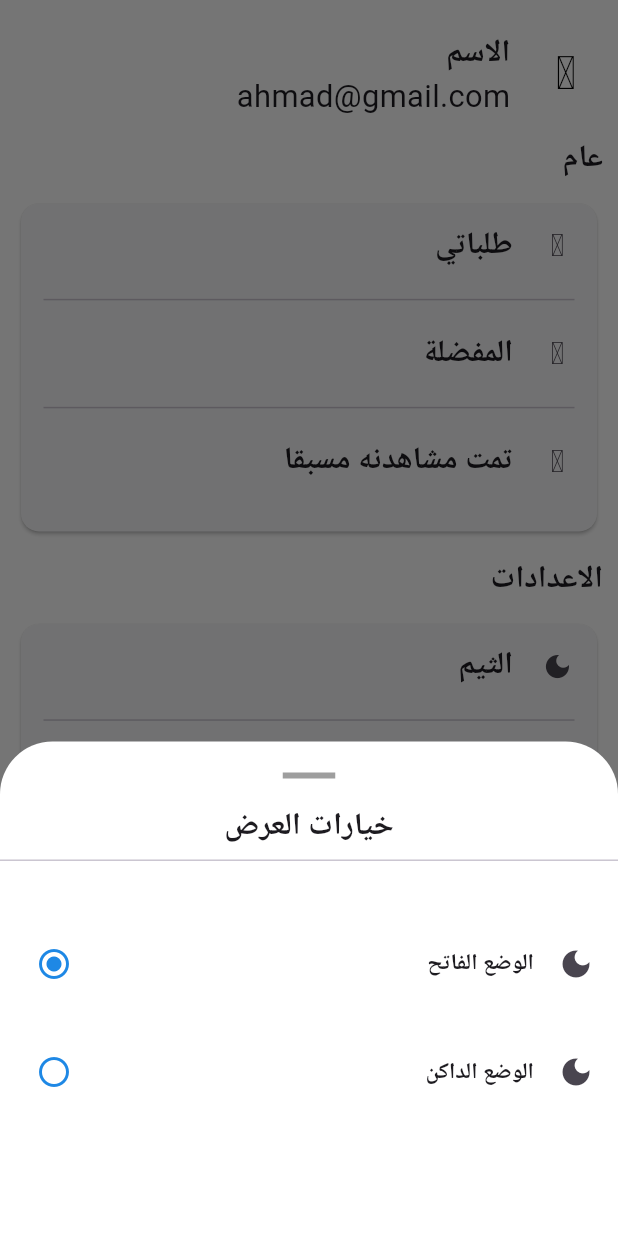
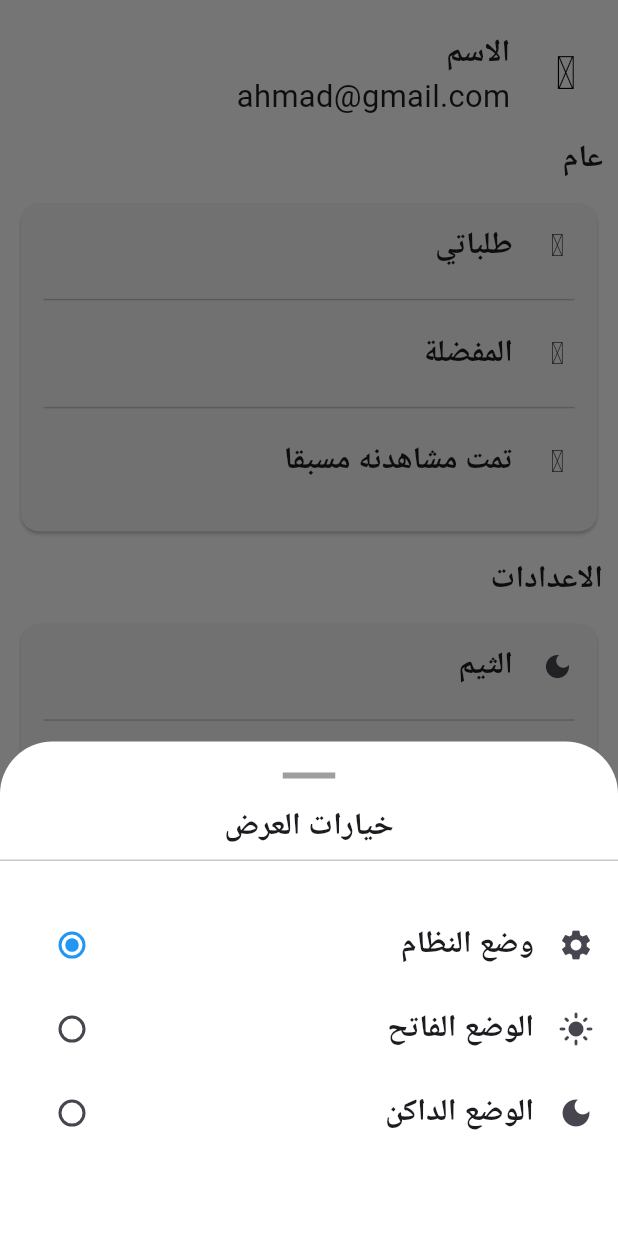
Before and after one commit to ahma4dna/my_shop_firs_app_me, a Flutter app: the screen it shows after launch, item 5 of the bottom bar chosen, after a tap on "الثيم", on a phone screen of 412 x 824 dp. Run offline on Flutter 3.47's test engine with Material 3 defaults, Android fonts, the phone set to English and light mode, and no system bars; drawn by our look-alikes of skeletonizer; our stand-ins replace bloc, carousel_slider, eva_icons_flutter, flutter_bloc, flutter_rating_bar, iconly and 1 more; network calls fail.

Commit message:
edit_theme

```diff
--- a/lib/constant/theam/theame.dart
+++ b/lib/constant/theam/theame.dart
@@ -1,81 +1,52 @@
 import 'package:flutter/material.dart';
 
-class Styles {
-  static ThemeData themeData(
-      {required bool isDarkTheme, required BuildContext context}) {
+class LightTheme {
+  static ThemeData themeData(BuildContext context) {
     return ThemeData(
       bottomSheetTheme: BottomSheetThemeData(
-          shape: RoundedRectangleBorder(),
-          backgroundColor: isDarkTheme
-              ? AppColor.primaryDarkColor
-              : AppColor.lightScaffoldColor),
-      dividerColor: isDarkTheme ? Colors.white : Colors.black,
-      primaryColor:
-          isDarkTheme ? AppColor.darkPrimaryColor : AppColor.lightPrimaryColor,
-      scaffoldBackgroundColor:
-          isDarkTheme ? AppColor.primaryDarkColor : AppColor.lightScaffoldColor,
-      brightness: isDarkTheme ? Brightness.dark : Brightness.light,
+        shape: RoundedRectangleBorder(),
+        backgroundColor: AppColor.lightScaffoldColor,
+      ),
+      dividerColor: Colors.black,
+      primaryColor: AppColor.lightPrimaryColor,
+      scaffoldBackgroundColor: AppColor.lightScaffoldColor,
+      brightness: Brightness.light,
 
       // تخصيص شريط التطبيق (AppBar)
       appBarTheme: AppBarTheme(
-        iconTheme: IconThemeData(
-          color: isDarkTheme
-              ? AppColor.lightBackgroundColor
-              : AppColor.darkScaffoldColor,
-        ),
-        titleTextStyle: TextStyle(
-          color: isDarkTheme ? Colors.white : Colors.black,
-        ),
-        backgroundColor: isDarkTheme
-            ? AppColor.primaryDarkColor
-            : AppColor.lightScaffoldColor,
+        iconTheme: IconThemeData(color: AppColor.darkScaffoldColor),
+        titleTextStyle: TextStyle(color: Colors.black),
+        backgroundColor: AppColor.lightScaffoldColor,
         elevation: 0,
       ),
-      iconTheme:
-          IconThemeData(color: isDarkTheme ? Colors.white : Colors.black),
+      iconTheme: IconThemeData(color: Colors.black),
+
       // تخصيص شريط التنقل (NavigationBar)
       navigationBarTheme: NavigationBarThemeData(
-        shadowColor: isDarkTheme ? Colors.white : Colors.black,
+        shadowColor: Colors.black,
         surfaceTintColor: Colors.transparent,
-
         height: kBottomNavigationBarHeight + 25,
-        backgroundColor: isDarkTheme
-            ? AppColor.primaryDarkColor
-            : AppColor.lightScaffoldColor, // خلفية شريط التنقل
-        indicatorColor: isDarkTheme
-            ? Color(0xFF64B5F6)
-            : Color(0xFFBBDEFB), // اللون المحدد للأيقونات
-
+        backgroundColor: AppColor.lightScaffoldColor,
+        indicatorColor: Color(0xFFBBDEFB),
         labelTextStyle: MaterialStateProperty.resolveWith<TextStyle>(
           (Set<MaterialState> states) {
             return TextStyle(
               color: states.contains(MaterialState.selected)
-                  ? (isDarkTheme
-                      ? AppColor.darkPrimaryColor
-                      : AppColor.lightPrimaryColor) // لون النص عند التحديد
-                  : (isDarkTheme
-                      ? Colors.white
-                      : Colors.black), // لون النص عند عدم التحديد
-              fontSize: states.contains(MaterialState.selected)
-                  ? 16
-                  : 12, // تكبير النص عند التحديد
+                  ? AppColor.lightPrimaryColor
+                  : Colors.black,
+              fontSize: states.contains(MaterialState.selected) ? 16 : 12,
               fontWeight: states.contains(MaterialState.selected)
                   ? FontWeight.bold
-                  : FontWeight.normal, // زيادة الوزن عند التحديد
+                  : FontWeight.normal,
             );
           },
         ),
-
         iconTheme: MaterialStateProperty.resolveWith<IconThemeData>(
           (Set<MaterialState> states) {
             return IconThemeData(
               color: states.contains(MaterialState.selected)
-                  ? (isDarkTheme
-                      ? AppColor.darkPrimaryColor
-                      : AppColor.lightPrimaryColor) // لون الأيقونة عند التحديد
-                  : (isDarkTheme
-                      ? Colors.white
-                      : Colors.black), // لون الأيقونة عند عدم التحديد
+                  ? AppColor.lightPrimaryColor
+                  : Colors.black,
             );
           },
         ),
@@ -85,17 +56,14 @@ class Styles {
       inputDecorationTheme: InputDecorationTheme(
         contentPadding: const EdgeInsets.all(10),
         filled: true,
-        fillColor:
-            isDarkTheme ? AppColor.darkNavBarColor : AppColor.lightNavBarColor,
+        fillColor: AppColor.lightNavBarColor,
         enabledBorder: OutlineInputBorder(
           borderSide: const BorderSide(width: 1, color: Colors.transparent),
           borderRadius: BorderRadius.circular(12),
         ),
         focusedBorder: OutlineInputBorder(
           borderSide: BorderSide(
-            color: isDarkTheme
-                ? AppColor.darkPrimaryColor
-                : AppColor.lightPrimaryColor,
+            color: AppColor.lightPrimaryColor,
             width: 1,
           ),
           borderRadius: BorderRadius.circular(12),
@@ -105,28 +73,107 @@ class Styles {
       // تخصيص الأزرار (ElevatedButton)
       elevatedButtonTheme: ElevatedButtonThemeData(
         style: ButtonStyle(
-          backgroundColor: WidgetStatePropertyAll(
-            isDarkTheme
-                ? AppColor.darkPrimaryColor
-                : AppColor.lightPrimaryColor,
-          ),
-          textStyle: WidgetStatePropertyAll(
-            TextStyle(
-              color: isDarkTheme ? Colors.white : Colors.black,
-            ),
+          backgroundColor: MaterialStateProperty.all(AppColor.lightPrimaryColor),
+          textStyle: MaterialStateProperty.all(
+            TextStyle(color: Colors.black),
           ),
         ),
       ),
-      cardColor:
-          isDarkTheme ? AppColor.darkCardColor : AppColor.lightBackgroundColor,
+      cardColor: AppColor.lightBackgroundColor,
       cardTheme: CardTheme(
-        color: isDarkTheme
-            ? AppColor.darkCardColor
-            : AppColor.lightBackgroundColor,
+        color: AppColor.lightBackgroundColor,
       ),
     );
   }
 }
+
+class DarkTheme {
+  static ThemeData themeData(BuildContext context) {
+    return ThemeData(
+      bottomSheetTheme: BottomSheetThemeData(
+        shape: RoundedRectangleBorder(),
+        backgroundColor: AppColor.primaryDarkColor,
+      ),
+      dividerColor: Colors.white,
+      primaryColor: AppColor.darkPrimaryColor,
+      scaffoldBackgroundColor: AppColor.primaryDarkColor,
+      brightness: Brightness.dark,
+
+      // تخصيص شريط التطبيق (AppBar)
+      appBarTheme: AppBarTheme(
+        iconTheme: IconThemeData(color: AppColor.lightBackgroundColor),
+        titleTextStyle: TextStyle(color: Colors.white),
+        backgroundColor: AppColor.primaryDarkColor,
+        elevation: 0,
+      ),
+      iconTheme: IconThemeData(color: Colors.white),
+
+      // تخصيص شريط التنقل (NavigationBar)
+      navigationBarTheme: NavigationBarThemeData(
+        shadowColor: Colors.white,
+        surfaceTintColor: Colors.transparent,
+        height: kBottomNavigationBarHeight + 25,
+        backgroundColor: AppColor.primaryDarkColor,
+        indicatorColor: Color(0xFF64B5F6),
+        labelTextStyle: MaterialStateProperty.resolveWith<TextStyle>(
+          (Set<MaterialState> states) {
+            return TextStyle(
+              color: states.contains(MaterialState.selected)
+                  ? AppColor.darkPrimaryColor
+                  : Colors.white,
+              fontSize: states.contains(MaterialState.selected) ? 16 : 12,
+              fontWeight: states.contains(MaterialState.selected)
+                  ? FontWeight.bold
+                  : FontWeight.normal,
+            );
+          },
+        ),
+        iconTheme: MaterialStateProperty.resolveWith<IconThemeData>(
+          (Set<MaterialState> states) {
+            return IconThemeData(
+              color: states.contains(MaterialState.selected)
+                  ? AppColor.darkPrimaryColor
+                  : Colors.white,
+            );
+          },
+        ),
+      ),
+
+      // تخصيص مدخلات النصوص (TextField)
+      inputDecorationTheme: InputDecorationTheme(
+        contentPadding: const EdgeInsets.all(10),
+        filled: true,
+        fillColor: AppColor.darkNavBarColor,
+        enabledBorder: OutlineInputBorder(
+          borderSide: const BorderSide(width: 1, color: Colors.transparent),
+          borderRadius: BorderRadius.circular(12),
+        ),
+        focusedBorder: OutlineInputBorder(
+          borderSide: BorderSide(
+            color: AppColor.darkPrimaryColor,
+            width: 1,
+          ),
+          borderRadius: BorderRadius.circular(12),
+        ),
+      ),
+
+      // تخصيص الأزرار (ElevatedButton)
+      elevatedButtonTheme: ElevatedButtonThemeData(
+        style: ButtonStyle(
+          backgroundColor: MaterialStateProperty.all(AppColor.darkPrimaryColor),
+          textStyle: MaterialStateProperty.all(
+            TextStyle(color: Colors.white),
+          ),
+        ),
+      ),
+      cardColor: AppColor.darkCardColor,
+      cardTheme: CardTheme(
+        color: AppColor.darkCardColor,
+      ),
+    );
+  }
+}
+
 
 class AppColor {
   // 🎨 ألوان الثيم الداكن (ChatGPT Dark Theme)
--- a/lib/featurers/setaings/view/seting_view.dart
+++ b/lib/featurers/setaings/view/seting_view.dart
@@ -33,23 +33,21 @@ class _SetingViewState extends State<SetingView> {
             padding: const EdgeInsets.symmetric(horizontal: 10, vertical: 20),
             child: Skeletonizer(
               enableSwitchAnimation: true,
-
               enabled: loading,
               child: ListView(
                 children: [
                   Row(
                     children: [
                       CircleAvatar(
-
-                          radius:size.width*0.06,
-                          backgroundColor: Theme.of(context).appBarTheme.backgroundColor,
+                        radius: size.width * 0.06,
+                        backgroundColor:
+                            Theme.of(context).appBarTheme.backgroundColor,
                         child: Icon(
                           IconlyBold.profile,
                           color: Theme.of(context).iconTheme.color,
-                            size: size.width*0.075,
+                          size: size.width * 0.075,
                         ),
                       ),
-
                       SizedBox(
                         width: size.width * 0.03,
                       ),
@@ -59,11 +57,11 @@ class _SetingViewState extends State<SetingView> {
                           children: [
                             CusttonTitleText(
                               text: "الاسم",
-                              fontSize: size.width*0.05,
+                              fontSize: size.width * 0.05,
                             ),
                             CusttonSubtitleText(
                               text: "ahmad@gmail.com",
-                              fontSize: size.width*0.05,
+                              fontSize: size.width * 0.05,
                               fontWeight: FontWeight.w400,
                             ),
                           ],
@@ -76,7 +74,7 @@ class _SetingViewState extends State<SetingView> {
                   ),
                   CusttonTitleText(
                     text: "عام",
-                    fontSize: size.width*0.05,
+                    fontSize: size.width * 0.05,
                   ),
                   SizedBox(
                     height: size.width * 0.03,
@@ -122,7 +120,7 @@ class _SetingViewState extends State<SetingView> {
                   ),
                   CusttonTitleText(
                     text: "الاعدادات",
-                    fontSize: size.width*0.05,
+                    fontSize: size.width * 0.05,
                   ),
                   SizedBox(
                     height: size.width * 0.03,
@@ -138,7 +136,7 @@ class _SetingViewState extends State<SetingView> {
                             name: "الثيم",
                             icone: Icons.dark_mode_sharp,
                             onTap: () {
-                              showSelctTheame(context, size, cubit);
+                              showThemeSelector(context, size);
                             },
                           ),
                           Divider(
@@ -184,7 +182,6 @@ class _SetingViewState extends State<SetingView> {
                                       Directionality(
                                         textDirection: TextDirection.rtl,
                                         child: ListTile(
-
                                           title: CusttonTitleText(
                                             text: "العربية",
                                           ),
@@ -241,8 +238,9 @@ class _SetingViewState extends State<SetingView> {
                     child: CusttonTitleText(
                       text: "تسجيل الخروج",
                       color: Colors.blue,
-                        fontSize: size.width*0.05,
-                      ))
+                      fontSize: size.width * 0.05,
+                    ),
+                  ),
                 ],
               ),
             ),
@@ -252,19 +250,26 @@ class _SetingViewState extends State<SetingView> {
     );
   }
 
-  Future<dynamic> showSelctTheame(
-      BuildContext context, Size size, RootAppCubit cubit) {
-    return showModalBottomSheet(
+  void showThemeSelector(
+    BuildContext context,
+    Size size,
+  ) {
+    showModalBottomSheet(
+      context: context,
       shape: RoundedRectangleBorder(
-        borderRadius: BorderRadius.vertical(
-          top: Radius.circular(35),
+        borderRadius: BorderRadius.vertical(top: Radius.circular(35)),
       ),
-      ),
-      context: context,
-      builder: (context) => SizedBox(
+      builder: (context) {
+        final cubit = context.read<RootAppCubit>();
+        return SizedBox(
           width: double.infinity,
           height: size.width * 0.8,
+          child: Directionality(
+            textDirection: TextDirection.rtl,
             child: Column(
+              mainAxisSize: MainAxisSize.min,
+              crossAxisAlignment: CrossAxisAlignment.center,
+              mainAxisAlignment: MainAxisAlignment.start,
               children: [
                 SizedBox(
                   height: size.width * 0.05,
@@ -279,20 +284,57 @@ class _SetingViewState extends State<SetingView> {
                 ),
                 CusttonTitleText(
                   text: "خيارات العرض",
-              fontSize: size.width*0.05,
+                  fontSize: size.width * 0.05,
                 ),
                 Divider(),
                 SizedBox(
-              height: size.width * 0.08,
+                  height: size.width * 0.05,
                 ),
-            lightTheam(cubit),
-            SizedBox(
-              height: size.width * 0.04,
+                ListTile(
+                  leading: Icon(Icons.settings),
+                  title: CusttonTitleText(
+                    text: "وضع النظام",
+                    fontSize: size.width * 0.05,
                   ),
-            darkTheame(cubit),
+                  trailing: Radio(
+                    value: AppThemeMode.system,
+                    groupValue: cubit.themeMode,
+                    onChanged: (value) => cubit.setTheme(AppThemeMode.system),
+                      activeColor: Colors.blue,
+                  ),
+                ),
+                ListTile(
+
+                  leading: Icon(Icons.light_mode),
+                  title: CusttonTitleText(
+                    text: "الوضع الفاتح",
+                    fontSize: size.width * 0.05,
+                  ),
+                  trailing: Radio(
+                    value: AppThemeMode.light,
+                    groupValue: cubit.themeMode,
+                    onChanged: (value) => cubit.setTheme(AppThemeMode.light),
+                      activeColor: Colors.blue,
+                  ),
+                ),
+                ListTile(
+                  leading: Icon(Icons.dark_mode),
+                  title: CusttonTitleText(
+                    text: "الوضع الداكن",
+                    fontSize: size.width * 0.05,
+                  ),
+                  trailing: Radio(
+                    value: AppThemeMode.dark,
+                    groupValue: cubit.themeMode,
+                    onChanged: (value) => cubit.setTheme(AppThemeMode.dark),
+                    activeColor: Colors.blue,
+                  ),
+                ),
               ],
             ),
           ),
+        );
+      },
     );
   }
 
@@ -309,18 +351,15 @@ class _SetingViewState extends State<SetingView> {
         trailing: AnimatedSwitcher(
           duration: Duration(milliseconds: 300),
           child: Icon(
-              cubit.getDark
-                  ? Icons.radio_button_unchecked
-                  : Icons.radio_button_checked,
-                  key: ValueKey<bool>(cubit.getDark),
+              false ? Icons.radio_button_unchecked : Icons.radio_button_checked,
+              key: ValueKey<bool>(false),
               color: AppColor.darkPrimaryColor),
         ),
         onTap: () async {
-          if (cubit.getDark == true) {
+          if (false == true) {
             setState(() {
               valueBool = false;
             });
-            await cubit.setTheam(theameValue: valueBool);
           }
         },
       ),
@@ -338,20 +377,17 @@ class _SetingViewState extends State<SetingView> {
           text: "الوضع الداكن",
         ),
         trailing: AnimatedSwitcher(
-          duration: Duration(milliseconds:300 ),
+          duration: Duration(milliseconds: 300),
           child: Icon(
-              cubit.getDark
-                  ? Icons.radio_button_checked
-                  : Icons.radio_button_unchecked,
-                   key: ValueKey<bool>(cubit.getDark),
+              false ? Icons.radio_button_checked : Icons.radio_button_unchecked,
+              key: ValueKey<bool>(false),
               color: AppColor.darkPrimaryColor),
         ),
         onTap: () async {
-          if (cubit.getDark == false) {
+          if (false == false) {
             setState(() {
               valueBool = true;
             });
-            await cubit.setTheam(theameValue: valueBool);
           }
         },
       ),
@@ -381,7 +417,8 @@ class MyListTile extends StatelessWidget {
     required this.name,
     required this.icone,
     this.onTap,
-    this.color, required this.size,
+    this.color,
+    required this.size,
   });
   final String name;
   final IconData icone;
@@ -396,12 +433,12 @@ class MyListTile extends StatelessWidget {
       leading: Icon(
         icone,
         color: color,
-        size: size.width*0.05,
+        size: size.width * 0.05,
       ),
       onTap: onTap,
       title: CusttonTitleText(
         text: name,
-        fontSize: size.width*0.05,
+        fontSize: size.width * 0.05,
       ),
     );
   }
--- a/lib/main.dart
+++ b/lib/main.dart
@@ -18,24 +18,30 @@ class MyApp extends StatelessWidget {
       providers: [
         BlocProvider(create: (context) {
           final cubit = RootAppCubit();
-          cubit.getTheam();
+          cubit.loadTheme();
           return cubit;
         }),
       ],
       child: BlocConsumer<RootAppCubit, RootAppState>(
-        listener: (context, state) {
-        },
+        listener: (context, state) {},
         builder: (context, state) {
+          ThemeMode themeMode = ThemeMode.system;
+
           return AnimatedTheme(
-              duration: Duration(milliseconds: 300),
-            data: Styles.themeData(
-                  isDarkTheme: context.read<RootAppCubit>().getDark,
-                  context: context),
+            duration: Duration(milliseconds: 300),
+            data: themeMode == ThemeMode.dark
+                ? DarkTheme.themeData(context)
+                : LightTheme.themeData(context),
             child: MaterialApp(
-
-              theme: Styles.themeData(
-                  isDarkTheme: context.read<RootAppCubit>().getDark,
-                  context: context),
+              themeMode:
+                  context.watch<RootAppCubit>().themeMode == AppThemeMode.dark
+                      ? ThemeMode.dark
+                      : context.watch<RootAppCubit>().themeMode ==
+                              AppThemeMode.light
+                          ? ThemeMode.light
+                          : ThemeMode.system,
+              theme: LightTheme.themeData(context),
+              darkTheme: DarkTheme.themeData(context),
               debugShowCheckedModeBanner: false,
               home: Directionality(
                 textDirection: TextDirection.rtl,
--- a/lib/root/cubit/root_app_cubit.dart
+++ b/lib/root/cubit/root_app_cubit.dart
@@ -11,6 +11,7 @@ import 'package:my_shop/featurers/setaings/view/seting_view.dart';
 import 'package:shared_preferences/shared_preferences.dart';
 part 'root_app_state.dart';
 
+enum AppThemeMode { system, light, dark }
 class RootAppCubit extends Cubit<RootAppState> {
   RootAppCubit() : super(RootAppInitial());
   List<Widget> pages = [
@@ -61,22 +62,28 @@ class RootAppCubit extends Cubit<RootAppState> {
     ),
   ];
 
-  bool isDark = false;
-  bool get getDark => isDark;
+AppThemeMode themeMode = AppThemeMode.system; // الوضع الافتراضي
 
-  Future<void> setTheam({required bool theameValue}) async {
-    final SharedPreferences prefs = await SharedPreferences.getInstance();
-    await prefs.setBool("THEM", theameValue);
-    isDark = theameValue;
-    emit(SaveTheme());
+  Future<void> setTheme(AppThemeMode mode) async {
+    final prefs = await SharedPreferences.getInstance();
+    await prefs.setString("THEME_MODE", mode.toString());
+    themeMode = mode;
+    emit(ThemeChanged());
   }
 
-  Future<void> getTheam() async {
-    final SharedPreferences prefs = await SharedPreferences.getInstance();
+  Future<void> loadTheme() async {
+    final prefs = await SharedPreferences.getInstance();
+    String? storedMode = prefs.getString("THEME_MODE");
 
-    isDark = prefs.getBool("THEM") ?? false;
-    log('Theme saved: ${prefs.getBool("THEM") ?? false}');
-    emit(GetTheame());
+    if (storedMode == AppThemeMode.light.toString()) {
+      themeMode = AppThemeMode.light;
+    } else if (storedMode == AppThemeMode.dark.toString()) {
+      themeMode = AppThemeMode.dark;
+    } else {
+      themeMode = AppThemeMode.system;
+    }
+
+    emit(ThemeLoaded());
   }
 
 
--- a/lib/root/cubit/root_app_state.dart
+++ b/lib/root/cubit/root_app_state.dart
@@ -8,5 +8,5 @@ final class RootAppInitial extends RootAppState {
 
 final class RootAppChangeIndex extends RootAppState {}
 final class SaveTheme extends RootAppState {}
-final class GetTheame extends RootAppState {}
-final class SwitchIsDark extends RootAppState {}
+final class ThemeChanged extends RootAppState {}
+final class ThemeLoaded extends RootAppState {}
```
Also changed, not shown: 4 other files. Lines whose indentation alone changed are shown as unchanged.
